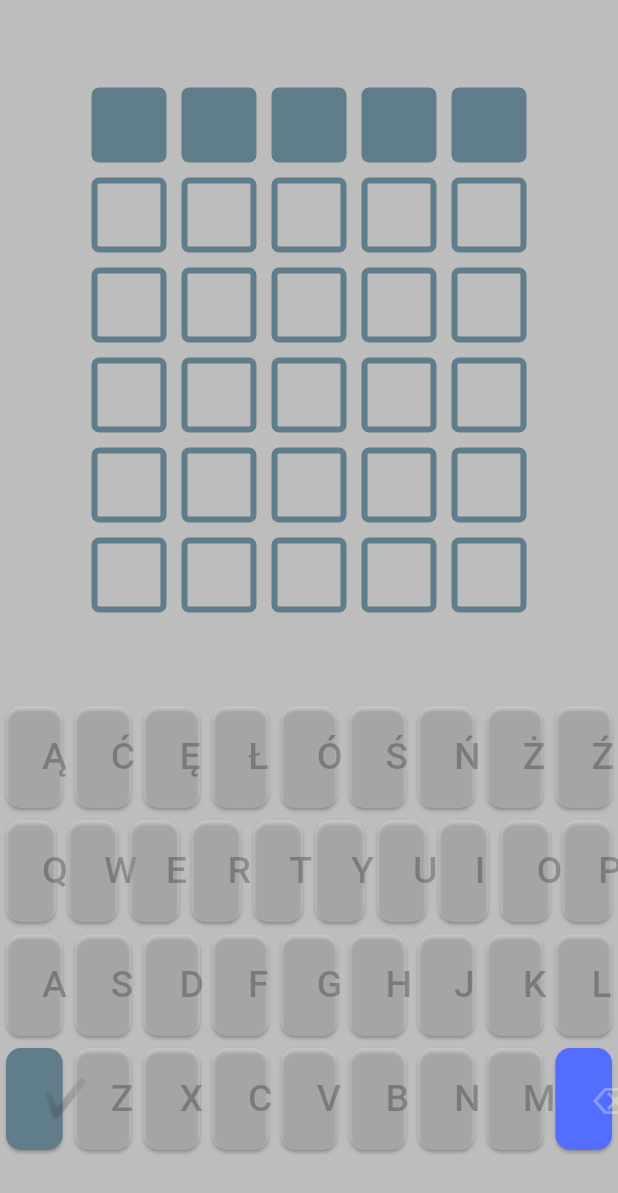
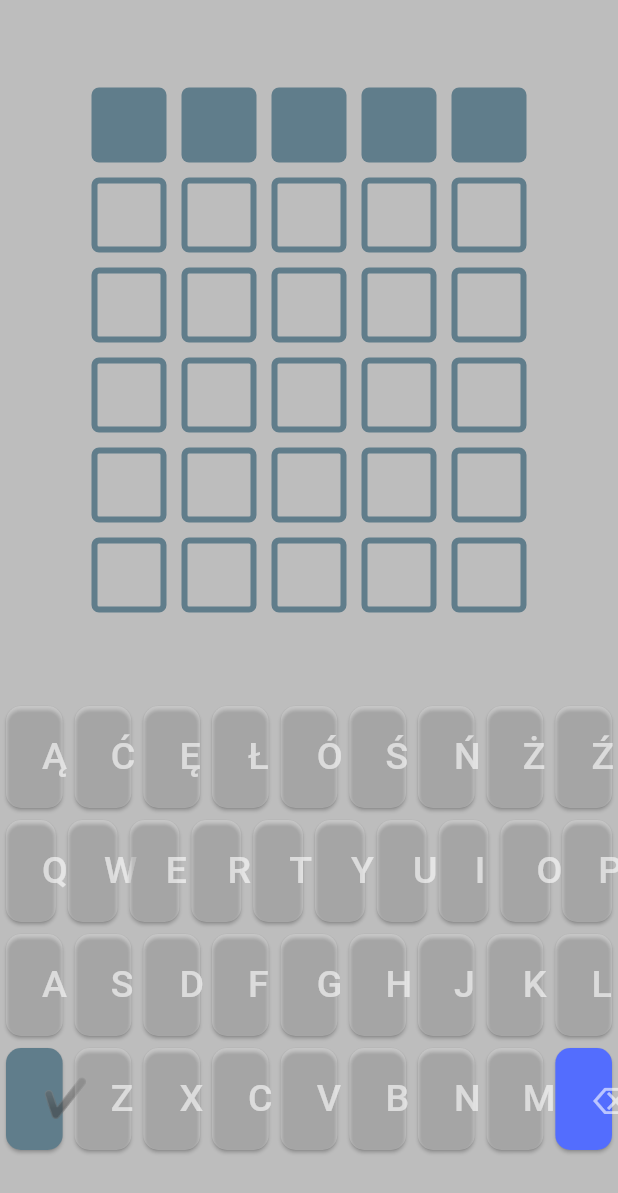
Before and after one commit to Evil00787/Doslownie, a Flutter app: the screen it shows after launch, on a phone screen of 412 x 824 dp. Shown: the top 1193 px of the screen. Run offline on Flutter 3.47's test engine with Material 2 defaults, Android fonts, the phone set to English and light mode, and no system bars; drawn by our look-alikes of dynamic_color; our stand-ins replace bloc, equatable, flutter_bloc.

Commit message:
- deleted unused methods

```diff
--- a/lib/styles/theme.dart
+++ b/lib/styles/theme.dart
@@ -1,4 +1,3 @@
-import 'package:dynamic_color/dynamic_color.dart';
 import 'package:flutter/material.dart';
 
 class CustomTheme {
@@ -13,15 +12,13 @@ class CustomTheme {
     return _customTheme;
   }
 
-
-
   ThemeData getLightTheme(ColorScheme? lightDynamic) {
     ColorScheme colorScheme = const ColorScheme.light();
     if (lightDynamic != null) {
       colorScheme = lightDynamic;
     } else {
       colorScheme = colorScheme.copyWith(
-        primary: Colors.blueGrey, onPrimary: Colors.white30, secondary: Colors.indigoAccent, onSecondary: Colors.white30, surfaceVariant: Colors.grey, surface: Colors.white, onSurfaceVariant: Colors.white,
+        primary: Colors.blueGrey, onPrimary: Colors.white54, secondary: Colors.indigoAccent, onSecondary: Colors.black54, surfaceVariant: Colors.grey, surface: Colors.white, onSurfaceVariant: Colors.black54,
       );
     }
     return ThemeData(
@@ -35,19 +32,11 @@ class CustomTheme {
       darkColorScheme = darkDynamic;
     } else {
       darkColorScheme = darkColorScheme.copyWith(
-        primary: Colors.blueGrey, onPrimary: Colors.white30, secondary: Colors.indigoAccent, onSecondary: Colors.white30, surfaceVariant: Colors.white24, surface: Colors.black26, onSurfaceVariant: Colors.black26
+        primary: Colors.blueGrey, onPrimary: Colors.white54, secondary: Colors.indigoAccent, onSecondary: Colors.white60, surfaceVariant: Colors.white24, surface: Colors.black26, onSurfaceVariant: Colors.white60
       );
     }
     return ThemeData(
       colorScheme: darkColorScheme, useMaterial3: true, fontFamily: "RobotoMono"
     );
   }
-
-  Color getDynamicGreen() {
-    return Colors.green.harmonizeWith(Theme.of(context).colorScheme.primary);
-  }
-
-  Color getDynamicRed() {
-    return Colors.red.harmonizeWith(Theme.of(context).colorScheme.primary);
-  }
 }
```
